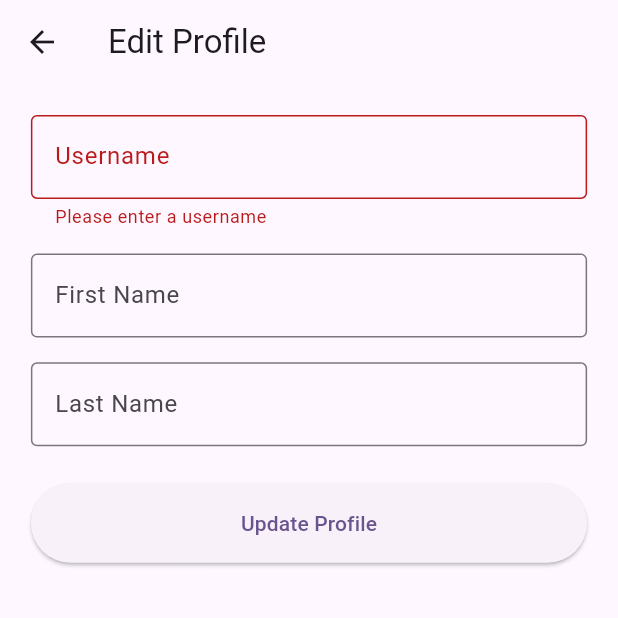
After one commit to NISHANTTMAURYA/SplitKar, a Flutter app: the EditProfilePage screen opened directly, after a tap on "Update Profile", on a phone screen of 412 x 824 dp, the top half of it. The commit adds this screen. Run offline on Flutter 3.47's test engine with Material 3 defaults, Android fonts, the phone set to English and light mode, and no system bars; our stand-ins replace cached_network_image, flutter_secure_storage, google_fonts, google_sign_in, lottie, shared_preferences; accounts and stored records are empty.

Commit message:
profile change

```diff
--- a/skapp/lib/config.dart
+++ b/skapp/lib/config.dart
@@ -18,7 +18,7 @@ class AppConfig {
 
   // Environment flags
   static const bool useEmulator = false; // Android Emulator
-  static const bool useNgrok = true;     // Ngrok Tunnel
+  static const bool useNgrok = false;     // Ngrok Tunnel
 
   // Select the correct base URL based on flags
   static String get baseUrl {
--- a/skapp/lib/main.dart
+++ b/skapp/lib/main.dart
@@ -10,14 +10,23 @@ import 'package:provider/provider.dart';
 import 'package:skapp/widgets/offline_banner.dart';
 
 class ProfileNotifier extends ChangeNotifier {
-  String? name;
-  String? email;
-  String? photoUrl;
-  String? username;
+  final _logger = Logger('ProfileNotifier');
+  String? _name;
+  String? _email;
+  String? _photoUrl;
+  String? _username;
+  String? _firstName;
+  String? _lastName;
   bool _isLoading = false;
   String? _error;
 
   bool get isLoading => _isLoading;
+  String? get name => _name;
+  String? get email => _email;
+  String? get photoUrl => _photoUrl;
+  String? get username => _username;
+  String? get firstName => _firstName;
+  String? get lastName => _lastName;
   String? get error => _error;
 
   void setLoading(bool loading) {
@@ -26,24 +35,53 @@ class ProfileNotifier extends ChangeNotifier {
   }
 
   void setError(String? error) {
+    _logger.warning('Setting profile error: $error');
     _error = error;
     notifyListeners();
   }
 
-  void updateProfile({String? name, String? email, String? photoUrl, String? username}) {
-    this.name = name;
-    this.email = email;
-    this.photoUrl = photoUrl;
-    this.username = username;
-    _error = null; // Clear any previous errors
+  void updateProfile({
+    String? name,
+    String? email,
+    String? photoUrl,
+    String? username,
+    String? firstName,
+    String? lastName,
+  }) {
+    _logger.info('Updating profile state:');
+    _logger.info('- Current name: $_name');
+    _logger.info('- New name: $name');
+    _logger.info('- Current email: $_email');
+    _logger.info('- New email: $email');
+    _logger.info('- Current photoUrl: $_photoUrl');
+    _logger.info('- New photoUrl: $photoUrl');
+    _logger.info('- Current username: $_username');
+    _logger.info('- New username: $username');
+    _logger.info('- Current firstName: $_firstName');
+    _logger.info('- New firstName: $firstName');
+    _logger.info('- Current lastName: $_lastName');
+    _logger.info('- New lastName: $lastName');
+
+    _name = name;
+    _email = email;
+    _photoUrl = photoUrl;
+    _username = username;
+    _firstName = firstName;
+    _lastName = lastName;
+    _error = null;
+
+    _logger.info('Profile state updated successfully');
     notifyListeners();
   }
 
   void clearProfile() {
-    name = null;
-    email = null;
-    photoUrl = null;
-    username = null;
+    _logger.info('Clearing profile state');
+    _name = null;
+    _email = null;
+    _photoUrl = null;
+    _username = null;
+    _firstName = null;
+    _lastName = null;
     _error = null;
     notifyListeners();
   }
--- /dev/null
+++ b/skapp/lib/pages/settings_profile/edit_profile_page.dart
@@ -0,0 +1,215 @@
+import 'package:flutter/material.dart';
+import 'package:provider/provider.dart';
+import 'package:skapp/main.dart';
+import 'package:skapp/services/auth_service.dart';
+import 'package:skapp/widgets/custom_loader.dart';
+import 'package:logging/logging.dart';
+import 'package:skapp/pages/settings_profile/settings_api.dart';
+
+class EditProfilePage extends StatefulWidget {
+  const EditProfilePage({super.key});
+
+  @override
+  _EditProfilePageState createState() => _EditProfilePageState();
+}
+
+class _EditProfilePageState extends State<EditProfilePage> {
+  final _formKey = GlobalKey<FormState>();
+  final _usernameController = TextEditingController();
+  final _firstNameController = TextEditingController();
+  final _lastNameController = TextEditingController();
+  final _logger = Logger('EditProfilePage');
+  bool _isLoading = false;
+  String? _errorMessage;
+
+  @override
+  void initState() {
+    super.initState();
+    _loadCurrentProfile();
+  }
+
+  void _loadCurrentProfile() {
+    final profile = Provider.of<ProfileNotifier>(context, listen: false);
+    _usernameController.text = profile.username ?? '';
+    _firstNameController.text = profile.firstName ?? '';
+    _lastNameController.text = profile.lastName ?? '';
+  }
+
+  @override
+  void dispose() {
+    _usernameController.dispose();
+    _firstNameController.dispose();
+    _lastNameController.dispose();
+    super.dispose();
+  }
+
+  Future<void> _updateProfile() async {
+    if (!_formKey.currentState!.validate()) return;
+
+    // Get current profile data
+    final profile = Provider.of<ProfileNotifier>(context, listen: false);
+    final currentUsername = profile.username ?? '';
+    final currentFirstName = profile.firstName ?? '';
+    final currentLastName = profile.lastName ?? '';
+
+    // Check if any changes were made
+    final hasChanges = currentUsername != _usernameController.text ||
+        currentFirstName != _firstNameController.text ||
+        currentLastName != _lastNameController.text;
+
+    if (!hasChanges) {
+      _logger.info('No changes detected, skipping profile update');
+      ScaffoldMessenger.of(context).showSnackBar(
+        SnackBar(content: Text('No changes to update')),
+      );
+      Navigator.pop(context);
+      return;
+    }
+
+    setState(() {
+      _isLoading = true;
+      _errorMessage = null;
+    });
+
+    try {
+      _logger.info('Starting profile update...');
+      _logger.info('Current values:');
+      _logger.info('- Username: $currentUsername -> ${_usernameController.text}');
+      _logger.info('- First Name: $currentFirstName -> ${_firstNameController.text}');
+      _logger.info('- Last Name: $currentLastName -> ${_lastNameController.text}');
+
+      final authService = AuthService();
+      final response = await authService.updateProfile(
+        username: _usernameController.text,
+        firstName: _firstNameController.text,
+        lastName: _lastNameController.text,
+      );
+
+      _logger.info('Profile update API response: $response');
+
+      if (response != null) {
+        _logger.info('Updating local profile state...');
+        // Update the profile in the provider
+        final newName = '${_firstNameController.text} ${_lastNameController.text}'.trim();
+        _logger.info('New name to be set: $newName');
+
+        // Update local state first for instant feedback
+        profile.updateProfile(
+          username: _usernameController.text,
+          firstName: _firstNameController.text,
+          lastName: _lastNameController.text,
+          name: newName,
+        );
+
+        // Show success message and pop
+        ScaffoldMessenger.of(context).showSnackBar(
+          SnackBar(content: Text('Profile updated successfully')),
+        );
+        Navigator.pop(context);
+
+        // Reload profile data in background to ensure everything is in sync
+        _logger.info('Reloading profile data from server in background...');
+        await ProfileApi().reloadProfileData(context);
+        _logger.info('Profile data reloaded successfully');
+      }
+    } catch (e) {
+      _logger.severe('Error updating profile: $e');
+      setState(() {
+        _errorMessage = e.toString();
+      });
+      // Revert local state on error
+      profile.updateProfile(
+        username: currentUsername,
+        firstName: currentFirstName,
+        lastName: currentLastName,
+        name: '${currentFirstName} ${currentLastName}'.trim(),
+      );
+    } finally {
+      setState(() {
+        _isLoading = false;
+      });
+    }
+  }
+
+  @override
+  Widget build(BuildContext context) {
+    final screenWidth = MediaQuery.of(context).size.width;
+    final screenHeight = MediaQuery.of(context).size.height;
+
+    return Scaffold(
+      appBar: AppBar(
+        title: Text('Edit Profile'),
+        leading: IconButton(
+          icon: Icon(Icons.arrow_back),
+          onPressed: () => Navigator.pop(context),
+        ),
+      ),
+      body: _isLoading
+          ? Center(child: CustomLoader())
+          : SingleChildScrollView(
+              padding: EdgeInsets.all(screenWidth * 0.05),
+              child: Form(
+                key: _formKey,
+                child: Column(
+                  crossAxisAlignment: CrossAxisAlignment.stretch,
+                  children: [
+                    if (_errorMessage != null)
+                      Container(
+                        padding: EdgeInsets.all(screenWidth * 0.03),
+                        margin: EdgeInsets.only(bottom: screenHeight * 0.02),
+                        decoration: BoxDecoration(
+                          color: Colors.red.shade100,
+                          borderRadius: BorderRadius.circular(8),
+                        ),
+                        child: Text(
+                          _errorMessage!,
+                          style: TextStyle(color: Colors.red),
+                        ),
+                      ),
+                    TextFormField(
+                      controller: _usernameController,
+                      decoration: InputDecoration(
+                        labelText: 'Username',
+                        border: OutlineInputBorder(),
+                      ),
+                      validator: (value) {
+                        if (value == null || value.isEmpty) {
+                          return 'Please enter a username';
+                        }
+                        if (value.length < 3) {
+                          return 'Username must be at least 3 characters';
+                        }
+                        return null;
+                      },
+                    ),
+                    SizedBox(height: screenHeight * 0.02),
+                    TextFormField(
+                      controller: _firstNameController,
+                      decoration: InputDecoration(
+                        labelText: 'First Name',
+                        border: OutlineInputBorder(),
+                      ),
+                    ),
+                    SizedBox(height: screenHeight * 0.02),
+                    TextFormField(
+                      controller: _lastNameController,
+                      decoration: InputDecoration(
+                        labelText: 'Last Name',
+                        border: OutlineInputBorder(),
+                      ),
+                    ),
+                    SizedBox(height: screenHeight * 0.03),
+                    ElevatedButton(
+                      onPressed: _updateProfile,
+                      child: Text('Update Profile'),
+                      style: ElevatedButton.styleFrom(
+                        padding: EdgeInsets.symmetric(vertical: screenHeight * 0.02),
+                      ),
+                    ),
+                  ],
+                ),
+              ),
+            ),
+    );
+  }
+}
--- a/skapp/lib/pages/settings_profile/settings_api.dart
+++ b/skapp/lib/pages/settings_profile/settings_api.dart
@@ -131,21 +131,21 @@ class ProfileApi {
           photoUrl: _cachedPhotoUrl,
           username: _cachedUsername,
         );
+        profileNotifier.setError(null);
       }
 
-      // Check online status
+      // Check online status and cache validity
       final isOnline = await _authService.isOnline();
+      final isCacheValid = await _isCacheValid();
       _logger.info('Profile data loading decision:');
       _logger.info('- Online status: $isOnline');
+      _logger.info('- Cache valid: $isCacheValid');
 
       if (isOnline) {
-        // When online, always make API call in background
-        _logger.info('Online - making API call in background');
-        await Future.wait([
-          Future.delayed(Duration(milliseconds: _minLoadingTime)),
-          Future(() async {
+        // When online, check if we need to refresh data
+        if (!isCacheValid || _cachedName == null) {
+          _logger.info('Cache invalid or missing - making API call');
           final token = await _authService.getToken();
-            _logger.info('Token available: ${token != null}');
           if (token == null) {
             if (_cachedName == null) {
               profileNotifier.setError('No authentication token available');
@@ -156,11 +156,11 @@ class ProfileApi {
           if (context.mounted) {
             await _loadProfileDetails(token, context);
           }
-          }),
-        ]);
+        } else {
+          _logger.info('Using valid cached data');
+        }
       } else {
         // When offline, use cache if available
-        final isCacheValid = await _isCacheValid();
         _logger.info('Offline mode:');
         _logger.info('- Cache valid: $isCacheValid');
         _logger.info('- Has cached data: ${_cachedName != null}');
@@ -188,6 +188,7 @@ class ProfileApi {
       ).timeout(Duration(seconds: 10));
 
       _logger.info('Profile API response status: ${response.statusCode}');
+      _logger.info('Profile API response body: ${response.body}');
 
       if (response.statusCode == 200) {
         _profileDetails = jsonDecode(response.body);
@@ -196,21 +197,34 @@ class ProfileApi {
         _cachedEmail = _profileDetails?['email'];
         _cachedName = '${_profileDetails?['first_name'] ?? ''} ${_profileDetails?['last_name'] ?? ''}'.trim();
         _cachedUsername = _profileDetails?['username'];
+
+        _logger.info('Parsed profile details:');
+        _logger.info('- Photo URL: $_cachedPhotoUrl');
+        _logger.info('- Email: $_cachedEmail');
+        _logger.info('- Name: $_cachedName');
+        _logger.info('- Username: $_cachedUsername');
+
         await _cacheProfileData();
-        _logger.info('Profile Details loaded successfully');
+        _logger.info('Profile Details cached successfully');
 
         if (context.mounted) {
           final profileNotifier = Provider.of<ProfileNotifier>(context, listen: false);
+          _logger.info('Updating ProfileNotifier with new data...');
           profileNotifier.updateProfile(
             name: _cachedName,
             email: _cachedEmail,
             photoUrl: _cachedPhotoUrl,
             username: _cachedUsername,
+            firstName: _profileDetails?['first_name'],
+            lastName: _profileDetails?['last_name'],
           );
+          profileNotifier.setError(null);
+          _logger.info('ProfileNotifier updated successfully');
         }
       } else if (response.statusCode == 401) {
         final responseBody = jsonDecode(response.body);
         if (responseBody['code'] == 'token_not_valid') {
+          _logger.info('Token not valid, attempting refresh...');
           if (context.mounted) {
             final success = await _authService.refreshToken() != null;
             if (success) {
@@ -222,6 +236,7 @@ class ProfileApi {
           }
         } else {
           _error = 'Authentication failed';
+          _logger.warning('Authentication failed: ${response.body}');
         }
       } else {
         _error = 'Failed to load profile. Status code: ${response.statusCode}';
@@ -261,4 +276,24 @@ class ProfileApi {
       profileNotifier.setError('Error during logout');
     }
   }
+
+  Future<void> reloadProfileData(BuildContext context) async {
+    final profileNotifier = Provider.of<ProfileNotifier>(context, listen: false);
+    try {
+      _logger.info('Starting profile data reload...');
+      final token = await _authService.getToken();
+      if (token == null) {
+        _logger.warning('No authentication token available for profile reload');
+        profileNotifier.setError('No authentication token available');
+        return;
       }
+
+      _logger.info('Token available, loading profile details...');
+      await _loadProfileDetails(token, context);
+      _logger.info('Profile details loaded successfully');
+    } catch (e) {
+      _logger.severe('Error reloading profile data: $e');
+      profileNotifier.setError('Error reloading profile data');
+    }
+  }
+}
```
Also changed, not shown: skapp/lib/pages/settings_profile/settings_page.dart (+6 -2 lines), skapp/lib/services/auth_service.dart (+36 -0 lines), 4 other files. Lines whose indentation alone changed are shown as unchanged.
